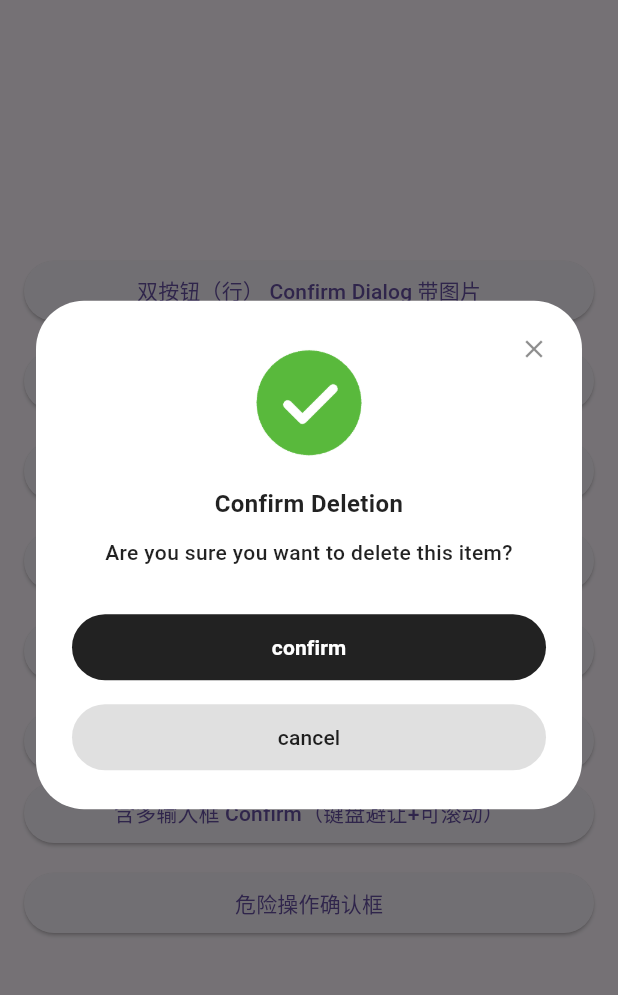
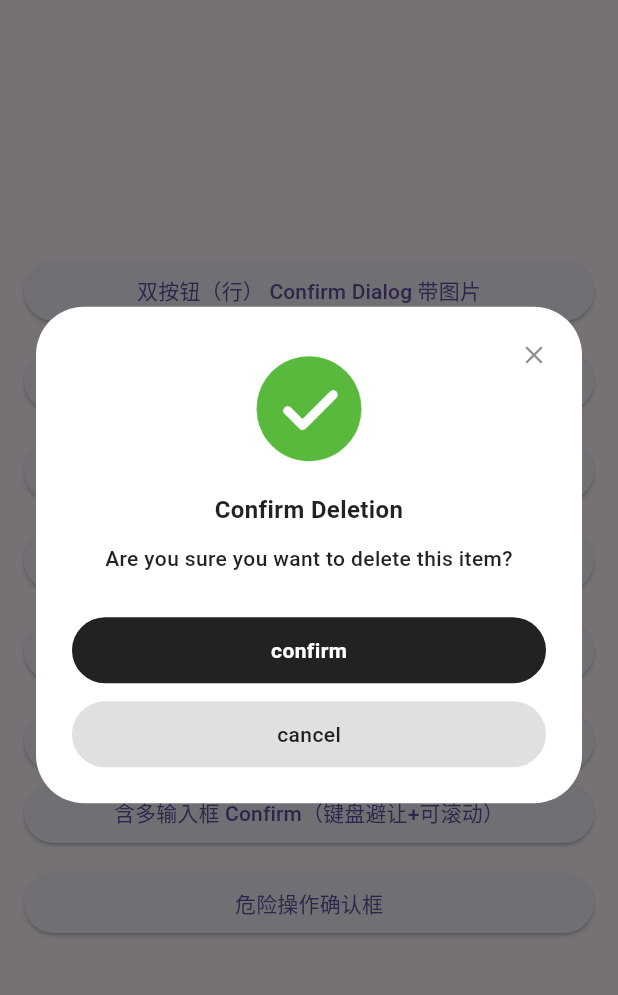
Before and after one commit to xinqingaa/unified_popups, a Flutter app: the DialogPage screen opened by its route, after a tap on "双按钮（行） Confirm Dialog 带图片", on a phone screen of 412 x 824 dp, the part 63-1058 px from its top. Run offline on Flutter 3.47's test engine with Material 3 defaults, Android fonts, the phone set to English and light mode, and no system bars.

Commit message:
feat: 新增imgColor

```diff
--- a/example/lib/pages/toast_page.dart
+++ b/example/lib/pages/toast_page.dart
@@ -74,6 +74,7 @@ class ToastPage extends StatelessWidget {
               ElevatedButton(
                 onPressed: () => Pop.toast(
                   '自定义图片 Toast',
+                  imgColor: Colors.red,
                   customImagePath: 'assets/success.png',
                   imageSize: 48,
                   layoutDirection: Axis.vertical,
--- a/lib/src/apis/pop.dart
+++ b/lib/src/apis/pop.dart
@@ -38,6 +38,7 @@ abstract class Pop {
   /// - [animationDuration]：动画持续时间，默认 `200ms`。toast 需要快速显示。
   /// - [customImagePath]：自定义图片路径，如果提供则覆盖 toastType 的图标。
   /// - [imageSize]：图片大小，默认 `24.0`。
+  /// - [imgColor]：自定义图片的着色（仅在 `customImagePath` 时生效）。
   /// - [layoutDirection]：布局方向，默认 `Axis.horizontal`（Row），`Axis.vertical` 为 Column（图片在上，文字在下）。
   /// - [padding]/[margin]/[decoration]/[style]/[textAlign]：细粒度样式定制。
   ///
@@ -57,6 +58,7 @@ abstract class Pop {
     Duration animationDuration = const Duration(milliseconds: 200),
     String? customImagePath,
     double? imageSize,
+    Color? imgColor,
     Axis layoutDirection = Axis.horizontal,
     EdgeInsetsGeometry? padding,
     EdgeInsetsGeometry? margin,
@@ -74,6 +76,7 @@ abstract class Pop {
         animationDuration: animationDuration,
         customImagePath: customImagePath,
         imageSize: imageSize,
+        imgColor: imgColor,
         layoutDirection: layoutDirection,
         padding: padding,
         margin: margin,
--- a/lib/src/apis/toast.dart
+++ b/lib/src/apis/toast.dart
@@ -12,6 +12,7 @@ void _toastImpl(
   // Widget 级别的样式配置
   String? customImagePath,
   double? imageSize,
+  Color? imgColor,
   Axis layoutDirection = Axis.horizontal,
   EdgeInsetsGeometry? padding,
   EdgeInsetsGeometry? margin,
@@ -33,6 +34,7 @@ void _toastImpl(
         message: message,
         customImagePath: customImagePath,
         imageSize: imageSize,
+        imgColor: imgColor,
         layoutDirection: layoutDirection,
         padding: padding,
         margin: margin,
--- a/lib/src/widgets/confirm_widget.dart
+++ b/lib/src/widgets/confirm_widget.dart
@@ -173,43 +173,46 @@ class ConfirmWidget extends StatelessWidget {
     // 取消按钮文字颜色默认为确认按钮的背景色
     final defaultCancelTextStyle = TextStyle(color: effectiveConfirmBgColor, fontSize: 14, fontWeight: FontWeight.w500);
 
-    // 包裹按钮并添加边框
-    Widget wrapWithBorder(Widget button, BoxBorder? border) {
-      if (border == null) {
-        return button;
-      }
-      return DecoratedBox(
-        decoration: BoxDecoration(
-          border: border,
-          borderRadius: effectiveBorderRadius,
+    Widget buildButton({
+      required String text,
+      VoidCallback? onTap,
+      Color? backgroundColor,
+      required TextStyle textStyle,
+      BoxBorder? border,
+    }) {
+      return GestureDetector(
+        onTap: onTap,
+        child: Container(
+          padding: const EdgeInsets.symmetric(vertical: 12),
+          decoration: BoxDecoration(
+            color: backgroundColor,
+            border: border,
+            borderRadius: effectiveBorderRadius,
+          ),
+          alignment: Alignment.center,
+          child: Text(text, style: textStyle),
         ),
-        child: button,
       );
     }
 
-    final confirmButton = TextButton(
-      onPressed: onConfirmTap,
-      style: TextButton.styleFrom(
-        backgroundColor: effectiveConfirmBgColor,
-        shape: RoundedRectangleBorder(borderRadius: effectiveBorderRadius),
-        padding: const EdgeInsets.symmetric(vertical: 12),
-      ),
-      child: Text(confirmText!, style: confirmStyle ?? defaultConfirmTextStyle),
+    final confirmButton = buildButton(
+      text: confirmText!,
+      onTap: onConfirmTap,
+      backgroundColor: effectiveConfirmBgColor,
+      textStyle: confirmStyle ?? defaultConfirmTextStyle,
+      border: confirmBorder,
     );
 
-
     if (cancelText == null) {
-      return wrapWithBorder(confirmButton, confirmBorder);
+      return confirmButton;
     }
 
-    final cancelButton = TextButton(
-      onPressed: onCancelTap,
-      style: TextButton.styleFrom(
-        backgroundColor: cancelBgColor ?? Colors.black12,
-        shape: RoundedRectangleBorder(borderRadius: effectiveBorderRadius),
-        padding: const EdgeInsets.symmetric(vertical: 12),
-      ),
-      child: Text(cancelText!, style: cancelStyle ?? defaultCancelTextStyle),
+    final cancelButton = buildButton(
+      text: cancelText!,
+      onTap: onCancelTap,
+      backgroundColor: cancelBgColor ?? Colors.black12,
+      textStyle: cancelStyle ?? defaultCancelTextStyle,
+      border: cancelBorder,
     );
 
     // 根据 buttonLayout 返回不同的布局
@@ -217,17 +220,17 @@ class ConfirmWidget extends StatelessWidget {
       return Column(
         crossAxisAlignment: CrossAxisAlignment.stretch,
         children: [
-          wrapWithBorder(confirmButton, confirmBorder),
+          confirmButton,
           const SizedBox(height: 12),
-          wrapWithBorder(cancelButton, cancelBorder),
+          cancelButton,
         ],
       );
     } else { // 默认为 Row 布局
       return Row(
         children: [
-          Expanded(child: wrapWithBorder(cancelButton, cancelBorder)),
+          Expanded(child: cancelButton),
           const SizedBox(width: 12),
-          Expanded(child: wrapWithBorder(confirmButton, confirmBorder)),
+          Expanded(child: confirmButton),
         ],
       );
     }
--- a/lib/src/widgets/toast_widget.dart
+++ b/lib/src/widgets/toast_widget.dart
@@ -12,6 +12,7 @@ class ToastWidget extends StatelessWidget {
   final ToastType? toastType;
   final String? customImagePath;
   final double? imageSize;
+  final Color? imgColor;
   final Axis layoutDirection;
 
   const ToastWidget({
@@ -20,6 +21,7 @@ class ToastWidget extends StatelessWidget {
     this.toastType,
     this.customImagePath,
     this.imageSize,
+    this.imgColor,
     this.layoutDirection = Axis.horizontal,
     this.padding,
     this.margin,
@@ -81,6 +83,7 @@ class ToastWidget extends StatelessWidget {
         package: customImagePath != null ? null : "unified_popups",
         height: effectiveImageSize,
         width: effectiveImageSize,
+        color: customImagePath != null ? imgColor : null,
       );
     }
 
```
Also changed, not shown: 6 other files.
